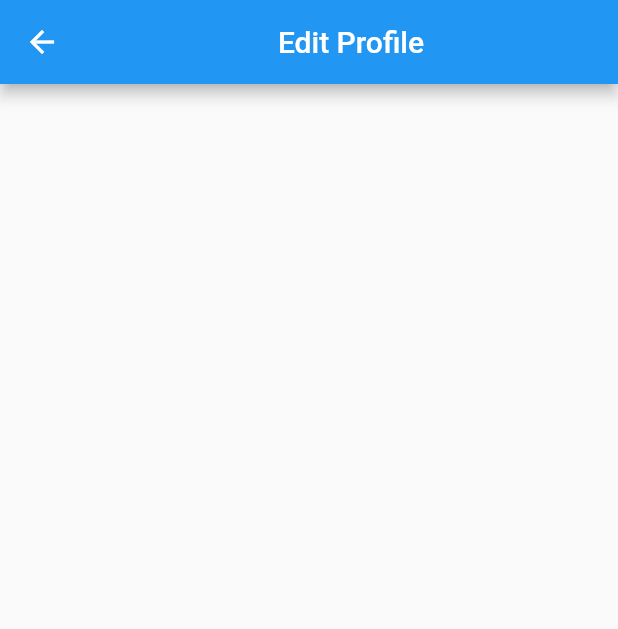
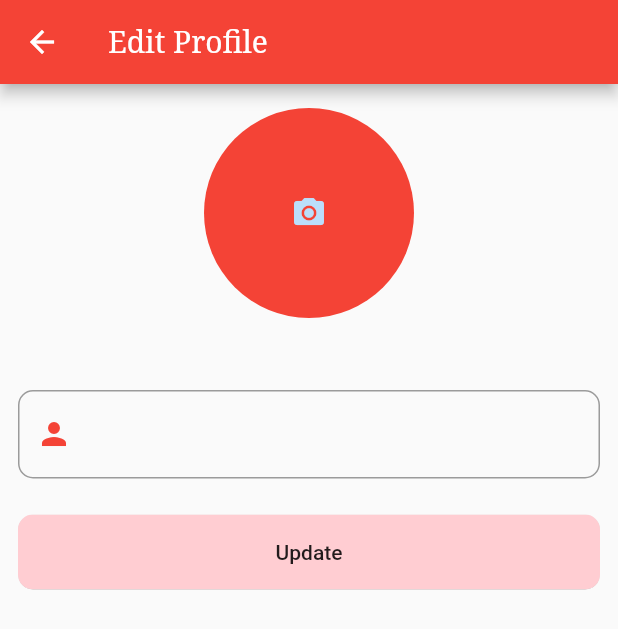
Before and after one commit to Guptashubham789/Flutter-Food-App, a Flutter app: the EditProfile screen opened directly, on a phone screen of 412 x 824 dp. Shown: the top 629 px of the screen. Run offline on Flutter 3.47's test engine with Material 2 defaults, Android fonts, the phone set to English and light mode, and no system bars; our stand-ins replace cloud_firestore, firebase_auth, firebase_core, firebase_storage, fluttertoast, image_picker and 1 more; accounts and stored records are empty; network calls fail.

Commit message:
first commit

```diff
--- a/lib/user/edit_profile/edit_profile_screen.dart
+++ b/lib/user/edit_profile/edit_profile_screen.dart
@@ -1,7 +1,15 @@
-import 'dart:html';
+
 import 'dart:io';
+import 'package:flutter/cupertino.dart';
 import 'package:flutter/material.dart';
 import 'package:image_picker/image_picker.dart';
+import 'package:provider/provider.dart';
+import 'package:ssg_demo1/utils/utils.dart';
+
+import '../../provider/app_provider.dart';
+import '../../widgets/round_button.dart';
+import '../firebase_firestore/firebase_storage.dart';
+import '../models/user_model/user_model.dart';
 class EditProfile extends StatefulWidget {
   const EditProfile({super.key});
 
@@ -11,27 +19,71 @@ class EditProfile extends StatefulWidget {
 
 class _EditProfileState extends State<EditProfile> {
 
-   //XFile? image;
-  //ImagePicker picker = ImagePicker();
-  // void takePicture() async {
-  //   XFile? value=await ImagePicker().pickImage(source: ImageSource.gallery);
-  //   if(value!=null){
-  //     setState(() {
-  //       //image=XFile(value.path);
-  //
-  //     });
-  //   }
-  // }
-
+  File? image;
+  void takePicture() async{
+    XFile?  value=await ImagePicker().pickImage(source: ImageSource.gallery,imageQuality: 40);
+    if(value!=null){
+      setState(() {
+        image=File(value.path);
+        //print(image.toString());
+      });
+    }
+  }
+  TextEditingController textcontroller=TextEditingController();
   @override
   Widget build(BuildContext context) {
+    AppProvider appProvider=Provider.of<AppProvider>(context,);
     return Scaffold(
       appBar: AppBar(
-        title: Center(child: Text("Edit Profile"),),
+
+        backgroundColor: Colors.red,
+        title: Text("Edit Profile",style: TextStyle(color: Colors.white,fontFamily: 'serif'),),
+
       ),
       body: ListView(
         children: [
+          CupertinoButton(
+            onPressed: (){
+              takePicture();
+            },
+            child: CircleAvatar(
+              backgroundColor: Colors.red,
+              radius: 70,
+              child:image==null? Icon(Icons.camera_alt):Image.file(image!,width: 400,height: 700,fit: BoxFit.cover,),
+            ),
+          ),
+          SizedBox(height: 20,),
 
+          Padding(
+            padding: const EdgeInsets.all(12.0),
+            child: TextFormField(
+              controller: textcontroller,
+              keyboardType: TextInputType.text,
+              decoration:  InputDecoration(
+                hintText: appProvider.getUserInformation.name,
+
+                border: OutlineInputBorder(
+                  borderRadius:BorderRadius.only(bottomLeft:Radius.circular(10),bottomRight: Radius.circular(10),topLeft: Radius.circular(10),topRight: Radius.circular(10)),
+                  borderSide: BorderSide(color: Colors.red ),
+                ),
+                prefixIcon: Icon(Icons.person),
+                prefixIconColor:Colors.red,
+              ),
+
+            ),
+          ),
+          Padding(
+            padding: const EdgeInsets.all(12.0),
+            child: RoundButton(title: "Update", onPress: () async{
+              UserModel userModel=appProvider.getUserInformation.copyWith(name: textcontroller.text);
+              appProvider.updateUserInfoFirebase(context, userModel,image!);
+              utils().toastMassage("Successfull Update.!!");
+              // String imageUrl=await FirebaseStorageHelper.instance.uploadUserImage(image!);
+              // print("Hello SSG ");
+              // print(imageUrl);
+
+            }),
+          )
         ],
       ),
     );
--- /dev/null
+++ b/lib/user/firebase_firestore/firebase_storage.dart
@@ -0,0 +1,19 @@
+import 'package:firebase_auth/firebase_auth.dart';
+
+import 'dart:io';
+
+import 'package:firebase_storage/firebase_storage.dart';
+class FirebaseStorageHelper{
+  static FirebaseStorageHelper instance=FirebaseStorageHelper();
+  final FirebaseStorage storage=FirebaseStorage.instance;
+
+  Future<String> uploadUserImage(File image) async{
+    String userId=FirebaseAuth.instance.currentUser!.uid;
+    TaskSnapshot taskSnapshot=await storage.ref(userId).putFile(image).snapshot;
+    String imageUrl=await taskSnapshot.ref.getDownloadURL();
+    return imageUrl;
+  }
+
+
+
+}
--- a/lib/user/home_screen.dart
+++ b/lib/user/home_screen.dart
@@ -137,13 +137,10 @@ class _HomeScreenState extends State<HomeScreen> {
                           )
                         ],
                       ),
-
-
                     ),
                   ),
                 )).toList(),
               ),
-
             ),
             const Padding(
               padding: const EdgeInsets.all(12.0),
--- a/lib/user/models/user_model/user_model.dart
+++ b/lib/user/models/user_model/user_model.dart
@@ -33,4 +33,14 @@ class UserModel {
     "image": image,
     "email": email,
   };
+  UserModel copyWith({
+    String? name,image,
+  })=>
+      UserModel(
+          id: id,
+          name: name??this.name,
+          email: email,
+          image: image??this.image,
+
+      );
 }
--- /dev/null
+++ b/lib/widgets/round_button.dart
@@ -0,0 +1,22 @@
+import 'package:flutter/material.dart';
+
+class RoundButton extends StatelessWidget {
+  final String title;
+  final VoidCallback onPress;
+  RoundButton({required this.title,required this.onPress});
+
+  @override
+  Widget build(BuildContext context) {
+    return Material(
+      borderRadius: BorderRadius.circular(10),
+      clipBehavior: Clip.antiAlias,
+      child: MaterialButton(
+        height: 50,
+        minWidth: double.infinity,
+        color: Colors.red[100],
+        onPressed: onPress,
+        child: Text(title,style: TextStyle(color: Colors.black87),),
+      ),
+    );
+  }
+}
--- a/pubspec.yaml
+++ b/pubspec.yaml
@@ -41,8 +41,10 @@ dependencies:
   fluttertoast: ^8.2.2
   cloud_firestore: ^4.8.2
   provider: ^6.0.5
+  firebase_storage: ^11.2.5
   persistent_bottom_nav_bar: ^5.0.2
   image_picker: ^1.0.0
+
 dev_dependencies:
   flutter_test:
     sdk: flutter
```
Also changed, not shown: lib/provider/app_provider.dart (+21 -2 lines), lib/user/account_screen/profile_screen.dart (+8 -2 lines), pubspec.lock, 1 other file.
